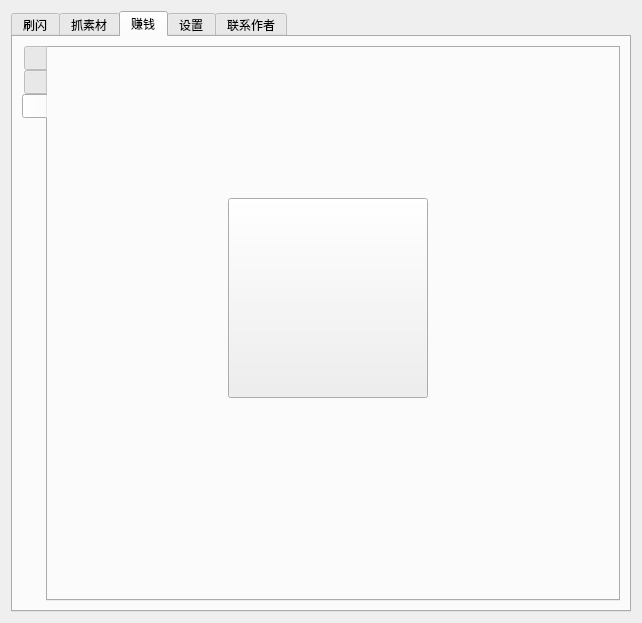
The window that AutoPokeUI.ui (KiRinXC/AutoPoke) describes before a commit, drawn with Qt 5.
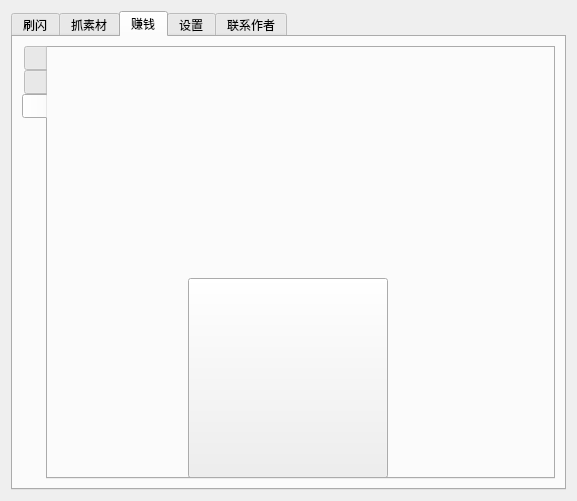
The same window after the commit. The open tabs and pages were chosen to show the change. Icons and pictures are not drawn.

Commit message: AutoPoke 1.0.0  UI构建大致完成

The edit to the form file:
```diff
--- a/AutoPokeUI.ui
+++ b/AutoPokeUI.ui
@@ -6,8 +6,8 @@
    <rect>
     <x>0</x>
     <y>0</y>
-    <width>642</width>
-    <height>623</height>
+    <width>577</width>
+    <height>501</height>
    </rect>
   </property>
   <property name="windowTitle">
@@ -1329,8 +1329,8 @@
           <widget class="QToolButton" name="toolButton_60">
            <property name="geometry">
             <rect>
-             <x>180</x>
-             <y>150</y>
+             <x>140</x>
+             <y>230</y>
              <width>200</width>
              <height>200</height>
             </rect>
```
Left out of the diff: 20 changed lines with no effect on the pictures. The commit also changes 5 other files.
